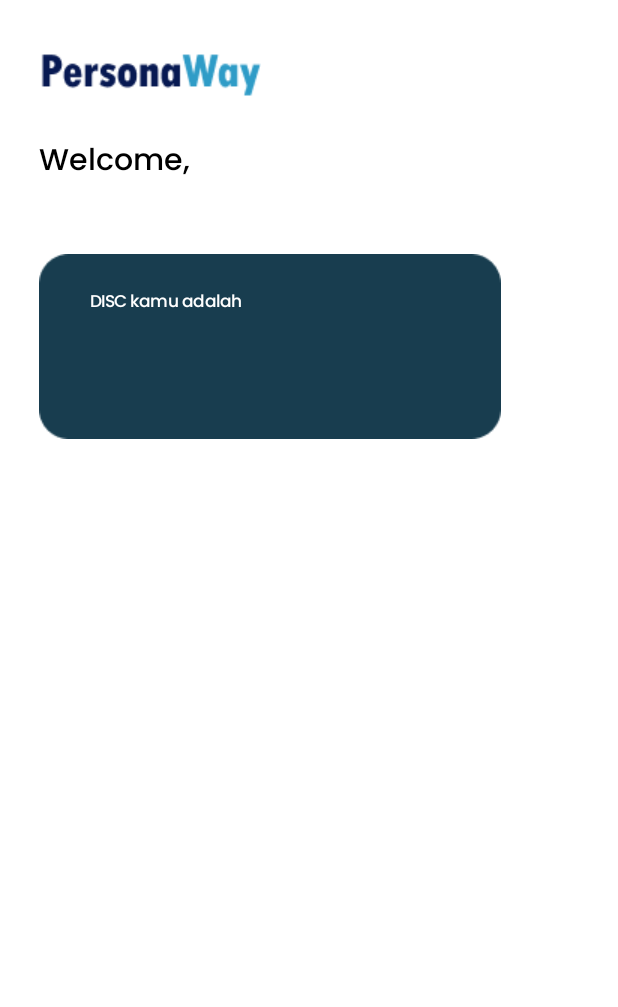
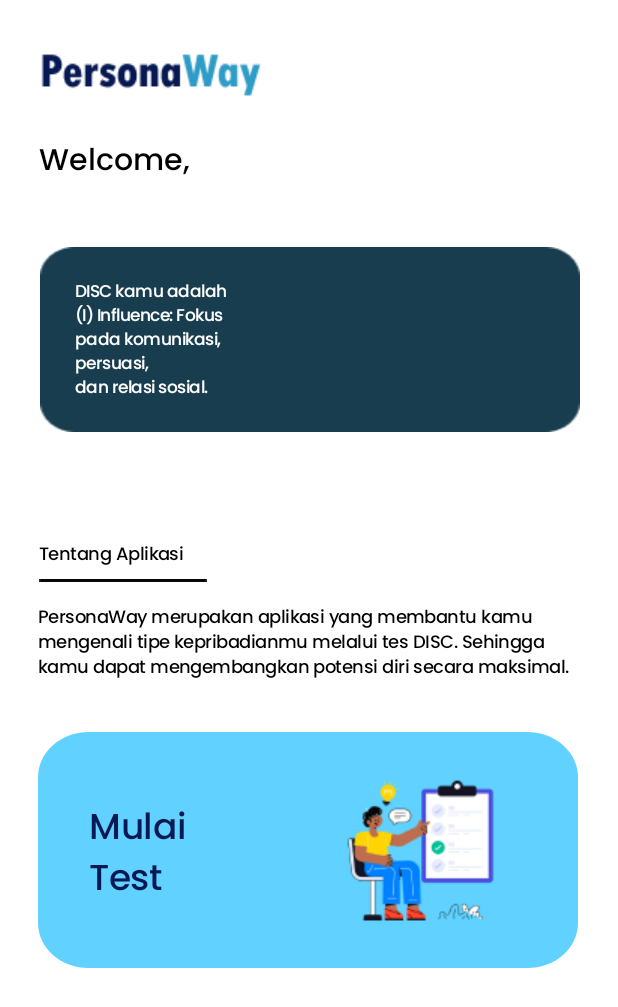
Before and after one commit to PersonaWay/Mobile-Development, an Android app: the MainActivity screen opened directly, with no data from a screen before it, on a phone screen of 412 x 824 dp. Shown: the top 1007 px of the screen. Run offline under Robolectric (Android 15) with nearby library versions, the phone set to English and light mode, and no system bars; our stand-ins replace Firebase (no records; nobody signed in at launch, a user with empty details on screens opened directly).

Commit message:
Add fiture in main activity

```diff
--- /dev/null
+++ b/app/src/main/res/drawable/rectangle_1.xml
@@ -0,0 +1,19 @@
+<?xml version="1.0" encoding="utf-8"?>
+<vector
+    xmlns:android="http://schemas.android.com/apk/res/android"
+    xmlns:aapt="http://schemas.android.com/aapt"
+    android:width="319dp"
+    android:height="157dp"
+    android:viewportWidth="319"
+    android:viewportHeight="157"
+    >
+    <group>
+        <clip-path
+            android:pathData="M30 0H289C305.569 0 319 13.4315 319 30V127C319 143.569 305.569 157 289 157H30C13.4315 157 0 143.569 0 127V30C0 13.4315 13.4315 0 30 0Z"
+            />
+        <path
+            android:pathData="M0 0V157H319V0"
+            android:fillColor="#61D2FF"
+            />
+    </group>
+</vector>
--- a/app/src/main/res/layout/activity_main.xml
+++ b/app/src/main/res/layout/activity_main.xml
@@ -42,35 +42,17 @@
 
     <View
         android:id="@+id/rectangle_2"
-        android:layout_width="308dp"
+        android:layout_width="360dp"
         android:layout_height="123dp"
         android:layout_alignParentLeft="true"
         android:layout_alignParentTop="true"
         android:background="@drawable/kotakmain"
         app:layout_constraintBottom_toBottomOf="parent"
         app:layout_constraintEnd_toEndOf="parent"
-        app:layout_constraintHorizontal_bias="0.252"
+        app:layout_constraintHorizontal_bias="0.509"
         app:layout_constraintStart_toStartOf="parent"
         app:layout_constraintTop_toBottomOf="@+id/welcome_user"
-        app:layout_constraintVertical_bias="0.088" />
-
-    <!-- Auto layout, variables, and unit scale are not yet supported -->
-
-    <TextView
-        android:id="@+id/ket_disc_kamu"
-        android:layout_width="130dp"
-        android:layout_height="85dp"
-        android:layout_alignParentStart="true"
-        android:layout_alignParentTop="true"
-        android:gravity="top"
-        android:text="@string/disc_kamu"
-        android:textAppearance="@style/disc_kamu"
-        app:layout_constraintBottom_toBottomOf="@+id/rectangle_2"
-        app:layout_constraintEnd_toEndOf="@+id/rectangle_2"
-        app:layout_constraintHorizontal_bias="0.191"
-        app:layout_constraintStart_toStartOf="@+id/rectangle_2"
-        app:layout_constraintTop_toTopOf="@+id/rectangle_2"
-        app:layout_constraintVertical_bias="0.605" />
+        app:layout_constraintVertical_bias="0.08" />
 
     <View
         android:id="@+id/download_8_"
@@ -80,7 +62,116 @@
         android:layout_centerVertical="true"
         app:layout_constraintBottom_toBottomOf="@+id/rectangle_2"
         app:layout_constraintEnd_toEndOf="@+id/rectangle_2"
-        app:layout_constraintStart_toEndOf="@+id/ket_disc_kamu"
-        app:layout_constraintTop_toTopOf="@+id/rectangle_2" />
+        app:layout_constraintHorizontal_bias="0.495"
+        app:layout_constraintStart_toEndOf="@+id/disc_kamu_a"
+        app:layout_constraintTop_toTopOf="@+id/rectangle_2"
+        app:layout_constraintVertical_bias="0.433"
+        tools:src="@tools:sample/avatars" />
+
+    <TextView
+        android:id="@+id/disc_kamu_a"
+        android:layout_width="130dp"
+        android:layout_height="85dp"
+        android:layout_alignParentLeft="true"
+        android:layout_alignParentTop="true"
+        android:gravity="top"
+        android:text="@string/disc_kamu_a"
+        android:textAppearance="@style/disc_kamu_a"
+        app:layout_constraintBottom_toBottomOf="@+id/rectangle_2"
+        app:layout_constraintEnd_toEndOf="@+id/rectangle_2"
+        app:layout_constraintHorizontal_bias="0.101"
+        app:layout_constraintStart_toStartOf="@+id/rectangle_2"
+        app:layout_constraintTop_toTopOf="@+id/rectangle_2"
+        app:layout_constraintVertical_bias="0.552" />
+
+    <TextView
+        android:id="@+id/tentang_apl"
+        android:layout_width="98dp"
+        android:layout_height="18dp"
+        android:layout_alignParentLeft="true"
+        android:layout_alignParentTop="true"
+        android:layout_marginBottom="396dp"
+        android:gravity="top"
+        android:text="@string/tentang_apl"
+        android:textAppearance="@style/tentang_apl"
+        app:layout_constraintBottom_toBottomOf="parent"
+        app:layout_constraintEnd_toEndOf="parent"
+        app:layout_constraintHorizontal_bias="0.083"
+
+        app:layout_constraintStart_toStartOf="parent"
+        app:layout_constraintTop_toBottomOf="@+id/rectangle_2"
+        app:layout_constraintVertical_bias="0.589" />
+
+    <View
+        android:id="@+id/garistentangapl"
+        android:layout_width="112dp"
+        android:layout_height="2dp"
+        android:layout_alignParentLeft="true"
+        android:layout_alignParentTop="true"
+        android:layout_marginTop="8dp"
+        android:background="@drawable/rectangle_203"
+        app:layout_constraintEnd_toEndOf="parent"
+        app:layout_constraintHorizontal_bias="0.086"
+        app:layout_constraintStart_toStartOf="parent"
+        app:layout_constraintTop_toBottomOf="@+id/tentang_apl" />
+
+    <TextView
+        android:id="@+id/personaway_"
+        android:layout_width="360dp"
+        android:layout_height="60dp"
+        android:layout_alignParentLeft="true"
+        android:layout_alignParentTop="true"
+        android:layout_marginBottom="260dp"
+        android:gravity="top"
+        android:text="@string/personaway_"
+        android:textAppearance="@style/personaway_"
+        app:layout_constraintBottom_toBottomOf="parent"
+        app:layout_constraintEnd_toEndOf="parent"
+        app:layout_constraintHorizontal_bias="0.49"
+        app:layout_constraintStart_toStartOf="parent"
+        app:layout_constraintTop_toBottomOf="@+id/tentang_apl"
+        app:layout_constraintVertical_bias="0.191" />
+
+    <View
+        android:id="@+id/rectangle_1"
+        android:layout_width="360dp"
+        android:layout_height="157dp"
+        android:layout_alignParentTop="true"
+        android:layout_centerHorizontal="true"
+        android:background="@drawable/rectangle_1"
+        app:layout_constraintBottom_toBottomOf="parent"
+        app:layout_constraintEnd_toEndOf="parent"
+        app:layout_constraintHorizontal_bias="0.49"
+        app:layout_constraintStart_toStartOf="parent"
+        app:layout_constraintTop_toBottomOf="@+id/personaway_"
+        app:layout_constraintVertical_bias="0.128" />
+
+    <TextView
+        android:id="@+id/mulai_test_"
+        android:layout_width="115dp"
+        android:layout_height="72dp"
+        android:layout_alignParentLeft="true"
+        android:layout_alignParentTop="true"
+        android:gravity="top"
+        android:text="@string/mulai_test_"
+        android:textAppearance="@style/mulai_test_"
+        app:layout_constraintBottom_toBottomOf="@+id/rectangle_1"
+        app:layout_constraintEnd_toEndOf="@+id/rectangle_1"
+        app:layout_constraintHorizontal_bias="0.138"
+        app:layout_constraintStart_toStartOf="@+id/rectangle_1"
+        app:layout_constraintTop_toTopOf="@+id/rectangle_1"
+        app:layout_constraintVertical_bias="0.529" />
+
+    <View
+        android:id="@+id/image_2"
+        android:layout_width="123dp"
+        android:layout_height="123dp"
+        android:layout_alignParentLeft="true"
+        android:layout_alignParentTop="true"
+        android:background="@drawable/imagetest"
+        app:layout_constraintBottom_toBottomOf="@+id/rectangle_1"
+        app:layout_constraintEnd_toEndOf="@+id/rectangle_1"
+        app:layout_constraintStart_toEndOf="@+id/mulai_test_"
+        app:layout_constraintTop_toTopOf="@+id/rectangle_1" />
 
 </androidx.constraintlayout.widget.ConstraintLayout>
--- a/app/src/main/res/values/strings.xml
+++ b/app/src/main/res/values/strings.xml
@@ -23,4 +23,14 @@
     <string name="text_question">Dalam situasi yang membutuhkan keputusan cepat, apa yang akan kamu lakukan?</string>
     <string name="test_text_placeholder">Tulis jawaban kamu</string>
     <string name="kirim_jawaban">Kirim Jawaban</string>
+    <string name="tentang_apl">Tentang Aplikasi</string>
+    <string name="personaway_">
+    PersonaWay merupakan aplikasi yang membantu kamu mengenali tipe kepribadianmu melalui tes DISC. Sehingga kamu dapat mengembangkan potensi diri secara maksimal.\n
+    </string>
+    <string name="disc_kamu_a">
+    DISC kamu adalah \n(I) Influence: Fokus pada komunikasi, persuasi, \ndan relasi sosial.
+    </string>
+    <string name="mulai_test_">
+    Mulai Test\nDISC
+    </string>
 </resources>
--- a/app/src/main/res/values/styles.xml
+++ b/app/src/main/res/values/styles.xml
@@ -5,4 +5,29 @@
         <item name="android:letterSpacing">-0.03</item>
         <item name="android:textColor">#FFFFFF</item>
     </style>
+
+    <!-- styles.xml -->
+    <style name="tentang_apl">
+        <item name="android:textSize">12sp</item>
+        <item name="android:letterSpacing">-0.03</item>
+        <item name="android:textColor">#000000</item>
+    </style>
+
+    <style name="personaway_">
+        <item name="android:textSize">12sp</item>
+        <item name="android:letterSpacing">-0.03</item>
+        <item name="android:textColor">#000000</item>
+    </style>
+
+    <style name="disc_kamu_a">
+        <item name="android:textSize">11sp</item>
+        <item name="android:letterSpacing">-0.03</item>
+        <item name="android:textColor">#FFFFFF</item>
+    </style>
+
+    <style name="mulai_test_">
+        <item name="android:textSize">24sp</item>
+        <item name="android:letterSpacing">-0.01</item>
+        <item name="android:textColor">#071952</item>
+    </style>
 </resources>
```
Also changed, not shown: app/src/main/res/drawable/imagetest.png (added), app/src/main/res/drawable/rectangle_203.png (added).
